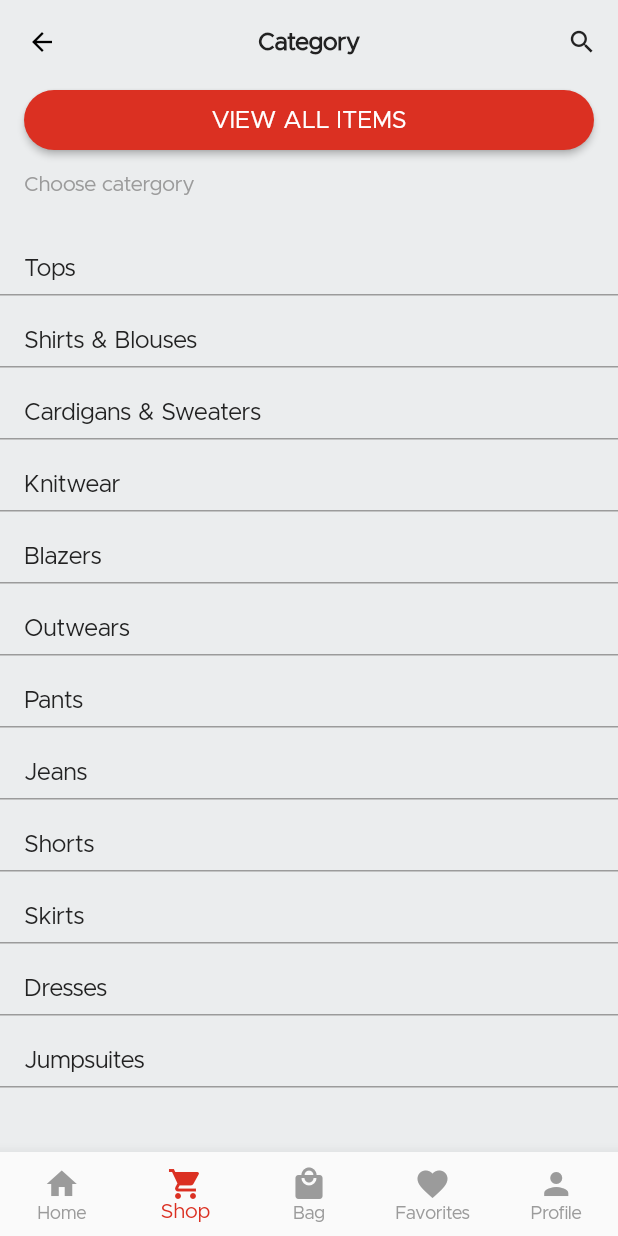
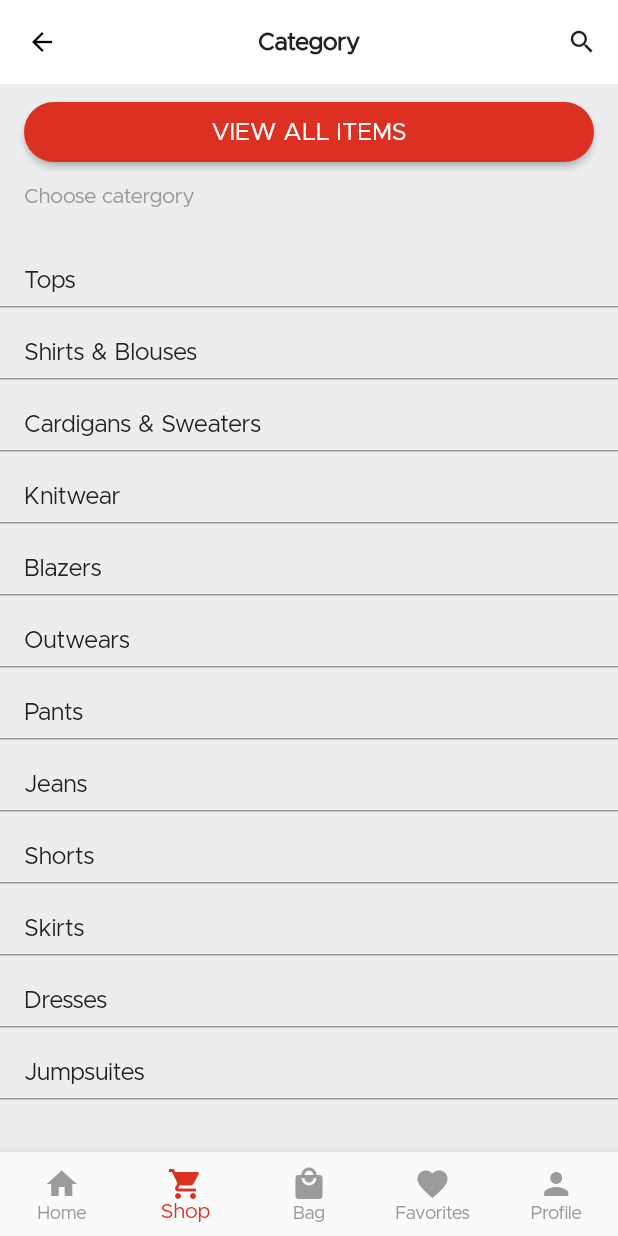
Before and after one commit to Rajnish63/Market, a Flutter app: the Shop screen opened by its route, on a phone screen of 412 x 824 dp. Run offline on Flutter 3.47's test engine with Material 2 defaults, Android fonts, the phone set to English and light mode, and no system bars; our stand-ins replace badges, bloc, carousel_slider, fancy_shimmer_image, flutter_bloc, flutter_rating_bar; project files that could hold a hidden picture were left out.

Commit message:
fix: removed transaprent on icon appbar

```diff
--- a/lib/components/icon-appbar.dart
+++ b/lib/components/icon-appbar.dart
@@ -22,7 +22,7 @@ AppBar iconAppBar({
         icon: Icon(Icons.arrow_back, color: Colors.black, size: 20.0),
         onPressed: () => Navigator.of(context).pop(),
       ),
-      backgroundColor: hasFilter ? Colors.white : Colors.transparent,
+      backgroundColor: Colors.white,
       elevation: hasFilter ? 2 : 0,
       centerTitle: true,
       title: Text(title,
--- a/lib/main.dart
+++ b/lib/main.dart
@@ -9,6 +9,7 @@ import 'package:market/screens/forgot-password.dart';
 import 'package:market/screens/home.dart';
 import 'package:market/screens/filters.dart';
 import 'package:market/screens/product-list.dart';
+import 'package:market/screens/product.dart';
 
 void main() => runApp(MyApp());
 
@@ -27,7 +28,7 @@ class MyApp extends StatelessWidget {
         '/shop': (ctx) => Shop(),
         '/products': (ctx) => ProductList(),
         '/filters': (ctx) => Filters(),
-        '/': (ctx) => Landing(),
+        '/': (ctx) => Product(), //Landing(),
       },
     );
   }
--- a/lib/screens/shop.dart
+++ b/lib/screens/shop.dart
@@ -45,7 +45,7 @@ class _ShopState extends State<Shop> {
 
                 Container(
                   padding: EdgeInsets.only(
-                      top: 0, left: 16.0, right: 16.0, bottom: 0.0),
+                      top: 8.0, left: 16.0, right: 16.0, bottom: 0.0),
                   child: PrimaryButton(
                       onClick: () {
                         Navigator.pushNamedAndRemoveUntil(
```
Also changed, not shown: lib/screens/product.dart (+17 -2 lines).
